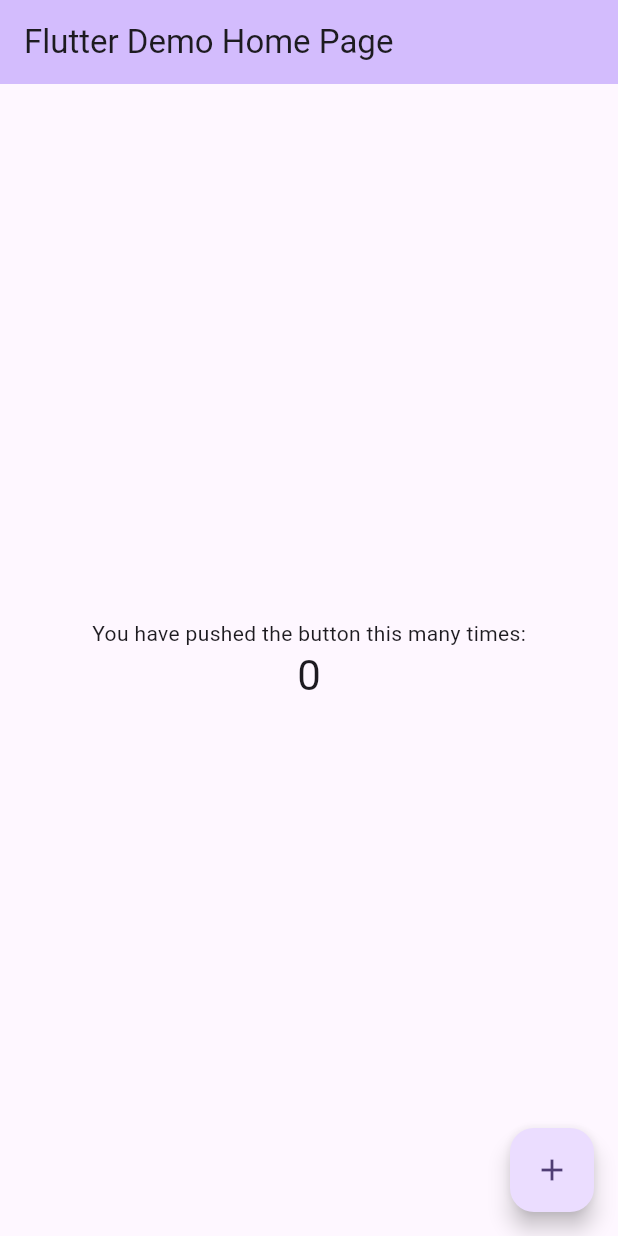
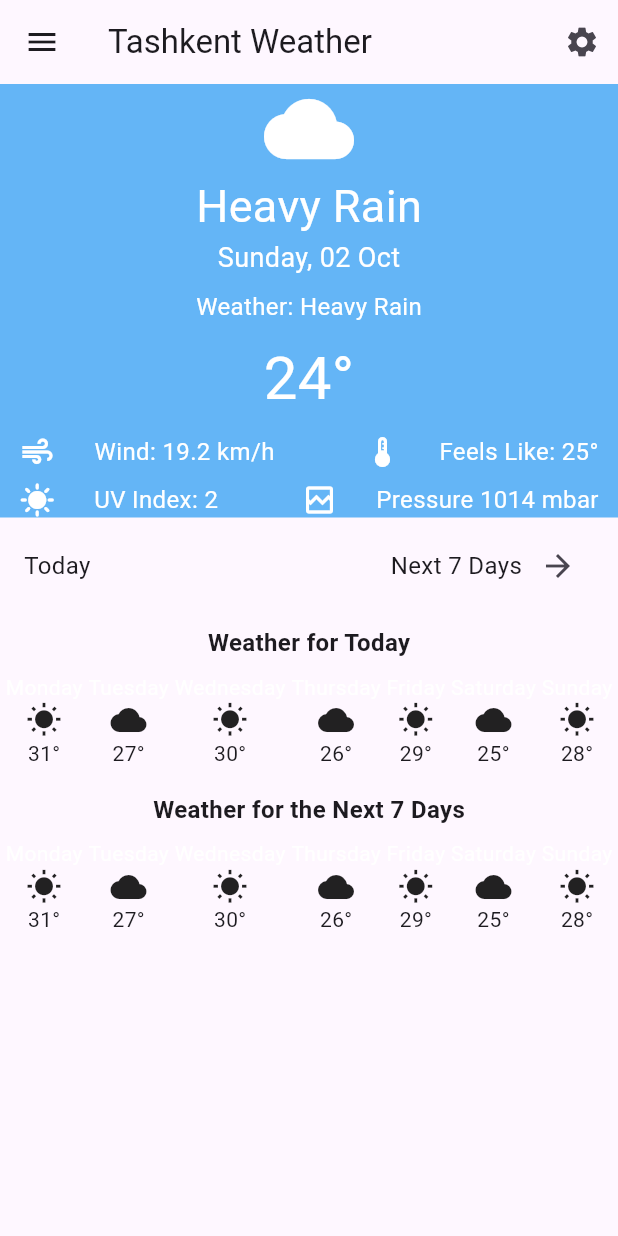
Before and after one commit to Abrorov-javohir/dars3, a Flutter app: the screen it shows after launch, on a phone screen of 412 x 824 dp. Run offline on Flutter 3.47's test engine with Material 3 defaults, Android fonts, the phone set to English and light mode, and no system bars.

Commit message:
updated code

```diff
--- a/lib/main.dart
+++ b/lib/main.dart
@@ -1,125 +1,322 @@
 import 'package:flutter/material.dart';
+import 'dart:convert';
+import 'package:http/http.dart' as http;
 
 void main() {
-  runApp(const MyApp());
+  runApp(WeatherApp());
 }
 
-class MyApp extends StatelessWidget {
-  const MyApp({super.key});
-
-  // This widget is the root of your application.
+class WeatherApp extends StatelessWidget {
   @override
   Widget build(BuildContext context) {
     return MaterialApp(
-      title: 'Flutter Demo',
+      debugShowCheckedModeBanner: false,
+      title: 'Weather App',
       theme: ThemeData(
-        // This is the theme of your application.
-        //
-        // TRY THIS: Try running your application with "flutter run". You'll see
-        // the application has a purple toolbar. Then, without quitting the app,
-        // try changing the seedColor in the colorScheme below to Colors.green
-        // and then invoke "hot reload" (save your changes or press the "hot
-        // reload" button in a Flutter-supported IDE, or press "r" if you used
-        // the command line to start the app).
-        //
-        // Notice that the counter didn't reset back to zero; the application
-        // state is not lost during the reload. To reset the state, use hot
-        // restart instead.
-        //
-        // This works for code too, not just values: Most code changes can be
-        // tested with just a hot reload.
-        colorScheme: ColorScheme.fromSeed(seedColor: Colors.deepPurple),
-        useMaterial3: true,
+        primarySwatch: Colors.blue,
       ),
-      home: const MyHomePage(title: 'Flutter Demo Home Page'),
+      home: WeatherScreen(),
     );
   }
 }
 
-class MyHomePage extends StatefulWidget {
-  const MyHomePage({super.key, required this.title});
-
-  // This widget is the home page of your application. It is stateful, meaning
-  // that it has a State object (defined below) that contains fields that affect
-  // how it looks.
-
-  // This class is the configuration for the state. It holds the values (in this
-  // case the title) provided by the parent (in this case the App widget) and
-  // used by the build method of the State. Fields in a Widget subclass are
-  // always marked "final".
-
-  final String title;
-
-  @override
-  State<MyHomePage> createState() => _MyHomePageState();
-}
-
-class _MyHomePageState extends State<MyHomePage> {
-  int _counter = 0;
-
-  void _incrementCounter() {
-    setState(() {
-      // This call to setState tells the Flutter framework that something has
-      // changed in this State, which causes it to rerun the build method below
-      // so that the display can reflect the updated values. If we changed
-      // _counter without calling setState(), then the build method would not be
-      // called again, and so nothing would appear to happen.
-      _counter++;
-    });
-  }
-
+class WeatherScreen extends StatelessWidget {
   @override
   Widget build(BuildContext context) {
-    // This method is rerun every time setState is called, for instance as done
-    // by the _incrementCounter method above.
-    //
-    // The Flutter framework has been optimized to make rerunning build methods
-    // fast, so that you can just rebuild anything that needs updating rather
-    // than having to individually change instances of widgets.
+    const List<String> daysOfWeek = [
+      'Monday',
+      'Tuesday',
+      'Wednesday',
+      'Thursday',
+      'Friday',
+      'Saturday',
+      'Sunday'
+    ];
+
+    List<IconData> weatherIcons = [
+      Icons.wb_sunny,
+      Icons.wb_cloudy,
+      Icons.wb_sunny,
+      Icons.wb_cloudy,
+      Icons.wb_sunny,
+      Icons.wb_cloudy,
+      Icons.wb_sunny,
+    ];
+
+    List<Color> weatherIconColors = [
+      Colors.yellow,
+      Colors.grey,
+      Colors.orange,
+      Colors.blueGrey,
+      Colors.amber,
+      Colors.grey,
+      Colors.orange,
+    ];
+
+    const List<String> temperatures = [
+      '31°',
+      '27°',
+      '30°',
+      '26°',
+      '29°',
+      '25°',
+      '28°'
+    ];
+
     return Scaffold(
       appBar: AppBar(
-        // TRY THIS: Try changing the color here to a specific color (to
-        // Colors.amber, perhaps?) and trigger a hot reload to see the AppBar
-        // change color while the other colors stay the same.
-        backgroundColor: Theme.of(context).colorScheme.inversePrimary,
-        // Here we take the value from the MyHomePage object that was created by
-        // the App.build method, and use it to set our appbar title.
-        title: Text(widget.title),
+        title: Text('Tashkent Weather'),
+        actions: [
+          IconButton(
+            icon: Icon(Icons.settings),
+            onPressed: () {
+              // Handle settings button press
+            },
+          ),
+        ],
       ),
-      body: Center(
-        // Center is a layout widget. It takes a single child and positions it
-        // in the middle of the parent.
-        child: Column(
-          // Column is also a layout widget. It takes a list of children and
-          // arranges them vertically. By default, it sizes itself to fit its
-          // children horizontally, and tries to be as tall as its parent.
-          //
-          // Column has various properties to control how it sizes itself and
-          // how it positions its children. Here we use mainAxisAlignment to
-          // center the children vertically; the main axis here is the vertical
-          // axis because Columns are vertical (the cross axis would be
-          // horizontal).
-          //
-          // TRY THIS: Invoke "debug painting" (choose the "Toggle Debug Paint"
-          // action in the IDE, or press "p" in the console), to see the
-          // wireframe for each widget.
-          mainAxisAlignment: MainAxisAlignment.center,
-          children: <Widget>[
-            const Text(
-              'You have pushed the button this many times:',
-            ),
-            Text(
-              '$_counter',
-              style: Theme.of(context).textTheme.headlineMedium,
+      drawer: Drawer(
+        child: ListView(
+          padding: EdgeInsets.zero,
+          children: const <Widget>[
+            DrawerHeader(
+              decoration: BoxDecoration(
+                color: Colors.blue,
+              ),
+              child: Text(
+                'More Information',
+                style: TextStyle(
+                  color: Colors.white,
+                  fontSize: 24,
+                ),
+              ),
             ),
           ],
         ),
       ),
-      floatingActionButton: FloatingActionButton(
-        onPressed: _incrementCounter,
-        tooltip: 'Increment',
-        child: const Icon(Icons.add),
-      ), // This trailing comma makes auto-formatting nicer for build methods.
+      body: Center(
+        child: Column(
+          mainAxisAlignment: MainAxisAlignment.start,
+          children: [
+            Container(
+              decoration: const BoxDecoration(
+                color: Color.fromARGB(255, 100, 181, 246),
+              ),
+              child: const Column(
+                mainAxisAlignment: MainAxisAlignment.center,
+                children: [
+                  Icon(
+                    Icons.wb_cloudy,
+                    size: 60,
+                    color: Colors.white,
+                  ),
+                  Row(
+                    mainAxisAlignment: MainAxisAlignment.center,
+                    children: [
+                      Text(
+                        "Heavy Rain",
+                        style: TextStyle(color: Colors.white, fontSize: 30),
+                      ),
+                    ],
+                  ),
+                  Text(
+                    'Sunday, 02 Oct',
+                    style: TextStyle(fontSize: 18.0, color: Colors.white),
+                  ),
+                  SizedBox(height: 8.0),
+                  Text(
+                    'Weather: Heavy Rain',
+                    style: TextStyle(fontSize: 16.0, color: Colors.white),
+                  ),
+                  SizedBox(height: 8.0),
+                  Text(
+                    '24°',
+                    style: TextStyle(fontSize: 40, color: Colors.white),
+                  ),
+                  SizedBox(height: 8.0),
+                  Row(
+                    mainAxisAlignment: MainAxisAlignment.spaceAround,
+                    children: [
+                      Icon(
+                        Icons.air,
+                        color: Colors.white,
+                      ),
+                      Text(
+                        'Wind: 19.2 km/h',
+                        style: TextStyle(fontSize: 16, color: Colors.white),
+                      ),
+                      SizedBox(width: 8.0),
+                      Icon(
+                        Icons.thermostat,
+                        color: Colors.white,
+                      ),
+                      Text(
+                        'Feels Like: 25°',
+                        style: TextStyle(fontSize: 16.0, color: Colors.white),
+                      ),
+                    ],
+                  ),
+                  SizedBox(height: 8.0),
+                  Row(
+                    mainAxisAlignment: MainAxisAlignment.spaceAround,
+                    children: [
+                      Icon(Icons.sunny, color: Colors.white),
+                      Text(
+                        'UV Index: 2',
+                        style: TextStyle(fontSize: 16.0, color: Colors.white),
+                      ),
+                      SizedBox(width: 4.0),
+                      Icon(
+                        Icons.broken_image_outlined,
+                        color: Colors.white,
+                      ),
+                      Text(
+                        'Pressure 1014 mbar',
+                        style: TextStyle(fontSize: 16.0, color: Colors.white),
+                      ),
+                    ],
+                  ),
+                ],
+              ),
+            ),
+            Padding(
+              padding: const EdgeInsets.fromLTRB(16.0, 8.0, 16.0, 0),
+              child: Row(
+                mainAxisAlignment: MainAxisAlignment.spaceBetween,
+                crossAxisAlignment: CrossAxisAlignment.center,
+                children: [
+                  Text(
+                    "Today",
+                    style: TextStyle(fontSize: 16),
+                  ),
+                  Row(
+                    children: [
+                      Text(
+                        "Next 7 Days",
+                        style: TextStyle(fontSize: 16),
+                      ),
+                      IconButton(
+                        icon: Icon(Icons.arrow_forward),
+                        onPressed: () {
+                          Colors.blue[300];
+                          Navigator.push(
+                            context,
+                            MaterialPageRoute(
+                              builder: (context) => NextSevenDaysScreen(
+                                daysOfWeek: daysOfWeek,
+                                weatherIcons: weatherIcons,
+                                weatherIconColors: weatherIconColors,
+                                temperatures: temperatures,
+                              ),
+                            ),
+                          );
+                        },
+                      ),
+                    ],
+                  ),
+                ],
+              ),
+            ),
+            SizedBox(height: 16.0),
+            Column(
+              children: [
+                Text(
+                  "Weather for Today",
+                  style: TextStyle(fontSize: 16, fontWeight: FontWeight.bold),
+                ),
+                SizedBox(height: 8.0),
+                Row(
+                  mainAxisAlignment: MainAxisAlignment.spaceEvenly,
+                  children: List.generate(daysOfWeek.length, (index) {
+                    return Column(
+                      children: [
+                        Text(
+                          daysOfWeek[index],
+                          style: TextStyle(color: Colors.white),
+                        ),
+                        Icon(weatherIcons[index]),
+                        Text(temperatures[index]),
+                      ],
+                    );
+                  }),
+                ),
+              ],
+            ),
+            SizedBox(height: 16.0),
+            Column(
+              children: [
+                const Text(
+                  "Weather for the Next 7 Days",
+                  style: TextStyle(fontSize: 16, fontWeight: FontWeight.bold),
+                ),
+                SizedBox(height: 8.0),
+                Row(
+                  mainAxisAlignment: MainAxisAlignment.spaceEvenly,
+                  children: List.generate(daysOfWeek.length, (index) {
+                    return Column(
+                      children: [
+                        Text(
+                          daysOfWeek[index],
+                          style: TextStyle(color: Colors.white),
+                        ),
+                        Icon(weatherIcons[index]),
+                        Text(temperatures[index]),
+                      ],
+                    );
+                  }),
+                ),
+              ],
+            ),
+          ],
+        ),
+      ),
     );
   }
 }
+
+class NextSevenDaysScreen extends StatelessWidget {
+  final List<String> daysOfWeek;
+  final List<IconData> weatherIcons;
+  final List<Color> weatherIconColors;
+  final List<String> temperatures;
+
+  NextSevenDaysScreen({
+    required this.daysOfWeek,
+    required this.weatherIcons,
+    required this.weatherIconColors,
+    required this.temperatures,
+  });
+
+  @override
+  Widget build(BuildContext context) {
+    return Scaffold(
+      backgroundColor: Colors.blue[300],
+      appBar: AppBar(
+        title: Text('Next 7 Days'),
+      ),
+      body: Column(
+        children: [
+          Text(
+            'Next 7 Days',
+            style: TextStyle(fontSize: 24),
+          ),
+          SizedBox(height: 16),
+          ListView.builder(
+            shrinkWrap: true,
+            itemCount: daysOfWeek.length,
+            itemBuilder: (context, index) {
+              return ListTile(
+                leading: Icon(
+                  weatherIcons[index],
+                  color: weatherIconColors[index],
+                ),
+                title: Text(daysOfWeek[index]),
+                subtitle: Text(temperatures[index]),
+              );
+            },
+          ),
+        ],
+      ),
+    );
+  }
+}
```
